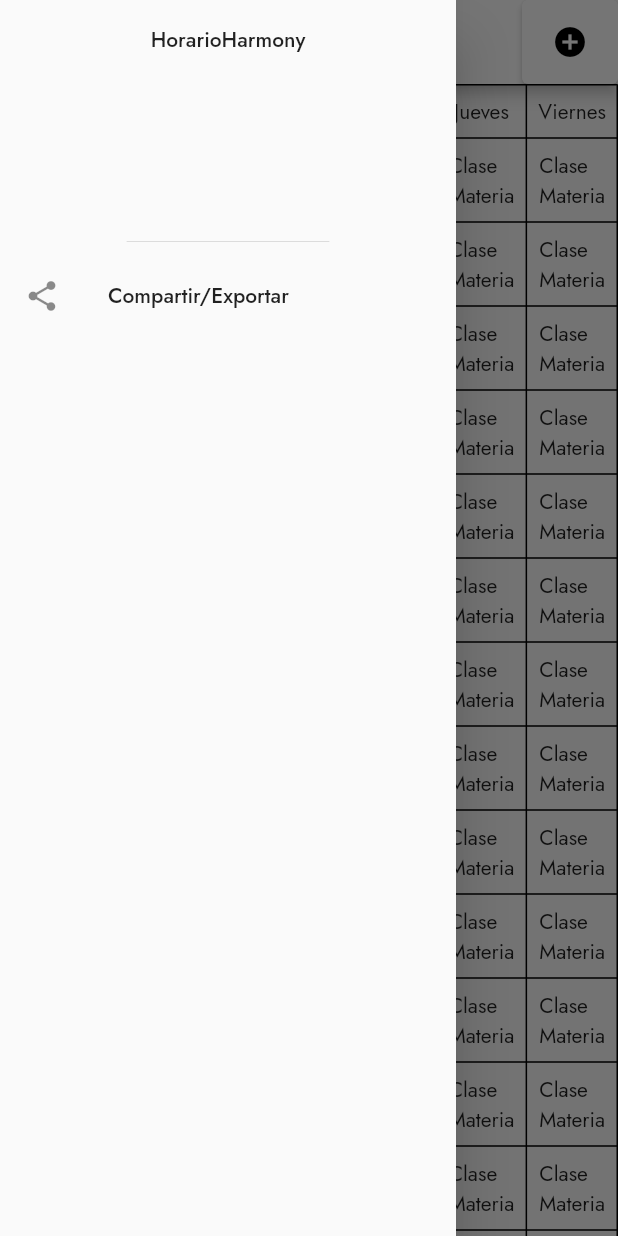
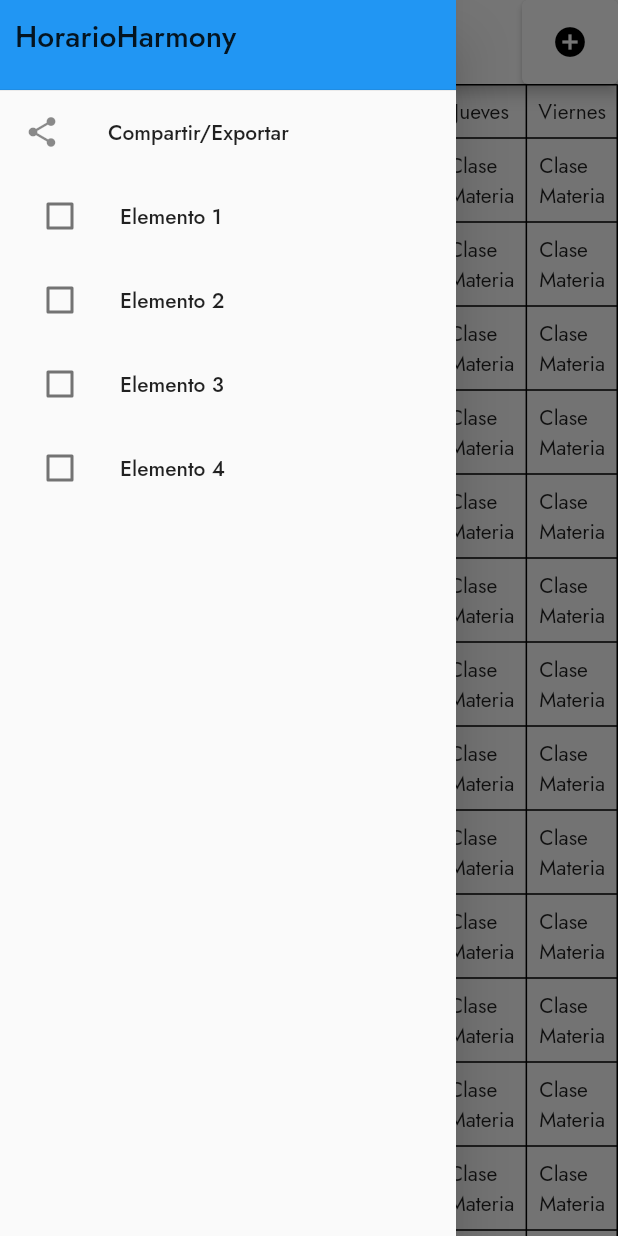
Before and after one commit to bryanhancco/CS_Scheduler, a Flutter app: the screen it shows after launch, with the side drawer open, on a phone screen of 412 x 824 dp. Run offline on Flutter 3.47's test engine with Material 2 defaults, Android fonts, the light colour scheme and no system bars; our stand-ins replace google_fonts, syncfusion_flutter_calendar.

Commit message:
Agregando los checkbox y arreglo el drawerheader

```diff
--- a/lib/pages/home.dart
+++ b/lib/pages/home.dart
@@ -2,6 +2,7 @@ import 'package:flutter/material.dart';
 import 'package:scheduler/pages/courses.dart';
 import 'package:syncfusion_flutter_calendar/calendar.dart';
 import 'package:scheduler/utilities/table_scheduler.dart';
+import 'package:scheduler/utilities/drawer_courses.dart';
 
 class Home extends StatelessWidget {
   const Home({super.key});
@@ -33,7 +34,7 @@ class Home extends StatelessWidget {
             //IconButton(onPressed: () {},  icon: Icon(Icons.add_circle, color: Colors.black,))
           ],
         ),
-        drawer: Drawer(
+        /*drawer: Drawer(
           child: Column(
             children: [
               DrawerHeader(
@@ -45,7 +46,8 @@ class Home extends StatelessWidget {
               ),
             ],
           ),
-        ),
+        ),*/
+        drawer: MyDrawer(),
         body: Container(
           child: SingleChildScrollView(
               scrollDirection: Axis.vertical, child: HorarioTable()),
--- /dev/null
+++ b/lib/utilities/drawer_courses.dart
@@ -0,0 +1,53 @@
+import 'package:flutter/material.dart';
+
+class MyDrawer extends StatefulWidget {
+  @override
+  _MyDrawerState createState() => _MyDrawerState();
+}
+
+class _MyDrawerState extends State<MyDrawer> {
+  List<String> items = ['Elemento 1', 'Elemento 2', 'Elemento 3', 'Elemento 4'];
+  List<bool> isChecked = [false, false, false, false];
+
+  @override
+  Widget build(BuildContext context) {
+    return Drawer(
+      child: ListView(
+        children: [
+          Container(
+            height: 60, // Ajusta la altura del DrawerHeader
+            decoration: BoxDecoration(
+              color: Colors.blue, // Color de fondo personalizado
+            ),
+            child: DrawerHeader(
+              child: Text(
+                "HorarioHarmony",
+                style: TextStyle(
+                  fontSize: 20, // Tamaño de fuente personalizado
+                ),
+              ),
+              margin: EdgeInsets.all(0), // Sin margen
+              padding: EdgeInsets.all(10), // Añade relleno personalizado
+            ),
+          ),
+          ListTile(
+            leading: Icon(Icons.share),
+            title: Text("Compartir/Exportar"),
+          ),
+          for (int index = 0; index < items.length; index++)
+            ListTile(
+              title: Text(items[index]),
+              leading: Checkbox(
+                value: isChecked[index],
+                onChanged: (value) {
+                  setState(() {
+                    isChecked[index] = value ?? false;
+                  });
+                },
+              ),
+            ),
+        ],
+      ),
+    );
+  }
+}
```
